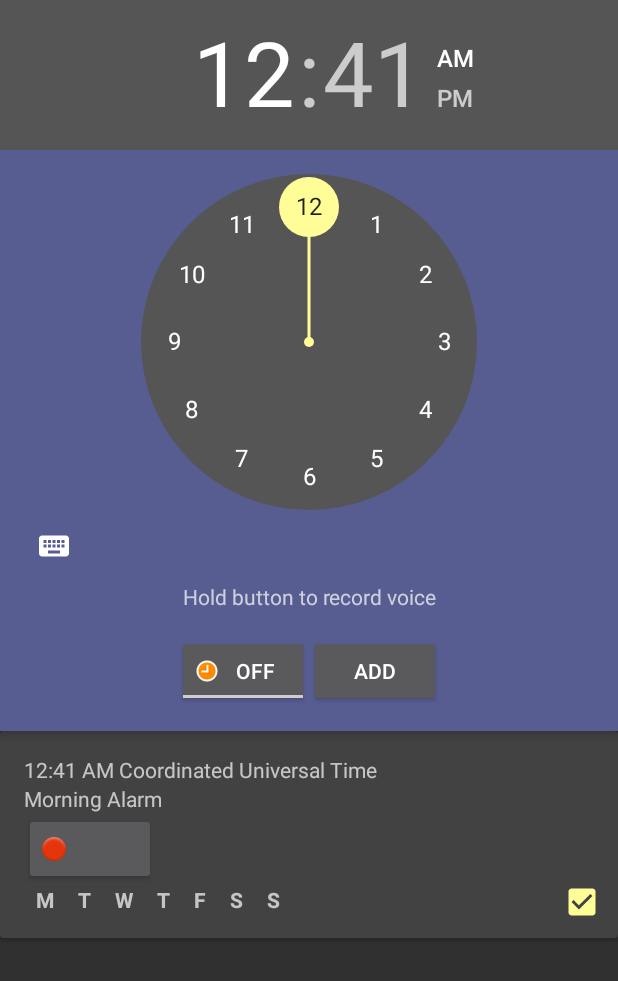
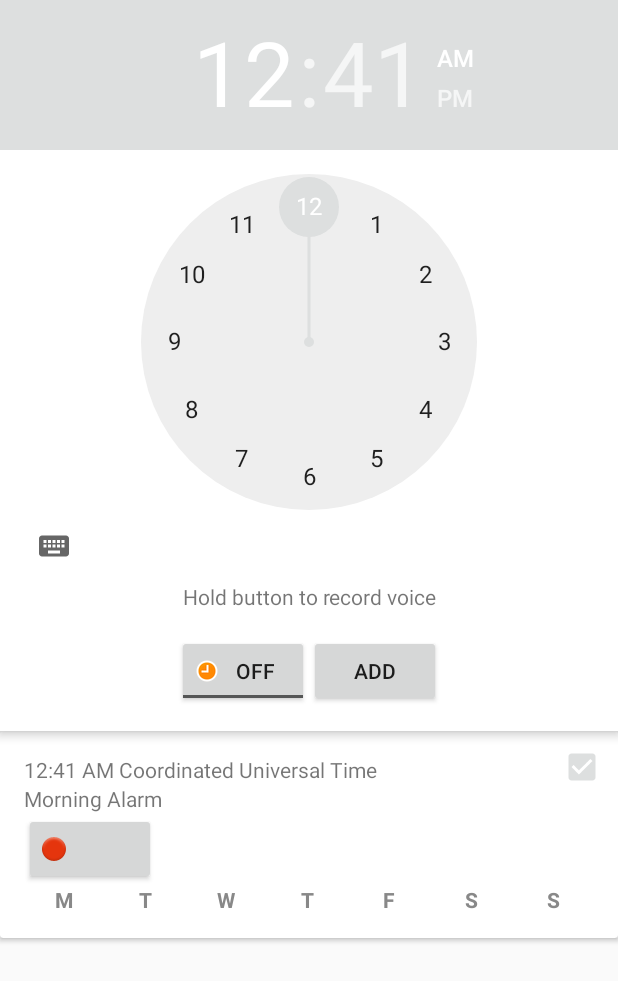
Before and after one commit to harirko/Wayky, an Android app: the screen it shows after launch (AlarmActivity), after a tap on "ADD", on a phone screen of 412 x 824 dp. Shown: the top 981 px of the screen. Run offline under Robolectric (Android 15) with nearby library versions, the phone set to English and light mode, and no system bars; our stand-ins replace ButterKnife.

Commit message:
Expanded DaysToggle widget size and changed theme

```diff
--- a/app/build.gradle
+++ b/app/build.gradle
@@ -34,6 +34,7 @@ dependencies {
     implementation "com.android.support:support-v4:$supportVersion"
     implementation "com.android.support:design:$supportVersion"
     implementation "com.android.support:cardview-v7:$supportVersion"
+    implementation 'com.google.code.gson:gson:2.8.5'
     implementation 'com.android.support.constraint:constraint-layout:1.1.2'
     implementation 'me.kaelaela:verticalviewpager:1.0.0@aar'
     implementation "com.jakewharton:butterknife:$butterknifeVersion"
--- a/app/src/main/java/com/auk/wakey/AlarmActivity.java
+++ b/app/src/main/java/com/auk/wakey/AlarmActivity.java
@@ -41,7 +41,7 @@ public class AlarmActivity
         Calendar calendar = Calendar.getInstance();
         calendar.set(Calendar.HOUR_OF_DAY, alarmTimer.getCurrentHour());
         calendar.set(Calendar.MINUTE, alarmTimer.getCurrentMinute());
-        if(gmtButton.isChecked()){
+        if (gmtButton.isChecked()) {
             calendar.setTimeZone(TimeZone.getTimeZone("GMT"));
         }
         return calendar;
@@ -63,7 +63,7 @@ public class AlarmActivity
         });
 
         recButton.setOnClickListener(view -> {
-            Alarm alarm = new Alarm(UUID.randomUUID().toString(), true, getCalendarFromTimerPicker(), 0, "", false);
+            Alarm alarm = new Alarm(UUID.randomUUID().toString(), true, getCalendarFromTimerPicker(), new boolean[7], "", false);
             alarms.add(alarm);
             alarmViewAdapter.notifyDataSetChanged();
             Toast.makeText(this, "Added alarm with specified time", Toast.LENGTH_LONG).show();
--- a/app/src/main/java/com/auk/wakey/adapter/AlarmViewAdapter.java
+++ b/app/src/main/java/com/auk/wakey/adapter/AlarmViewAdapter.java
@@ -8,7 +8,6 @@ import android.view.View;
 import android.view.ViewGroup;
 import android.widget.Button;
 import android.widget.CheckBox;
-import android.widget.CompoundButton;
 import android.widget.TextView;
 
 import com.auk.wakey.R;
@@ -44,13 +43,8 @@ public class AlarmViewAdapter extends RecyclerView.Adapter<AlarmViewAdapter.Alar
     public void onBindViewHolder(@NonNull AlarmViewHolder alarmViewHolder, int i) {
         Alarm alarm = alarms.get(i);
         alarmViewHolder.alarmIsOn.setChecked(alarm.getIsOn());
-        alarmViewHolder.itemView.setOnClickListener(view -> {
-            alarmViewHolder.alarmIsOn.setChecked(!alarm.getIsOn());
-        });
-        alarmViewHolder.alarmIsOn.setOnCheckedChangeListener((compoundButton, b) -> {
-            alarm.setIsOn(b);
-
-        });
+        alarmViewHolder.alarmIsOn.setOnCheckedChangeListener((compoundButton, b) -> alarm.setIsOn(b));
+        alarmViewHolder.alarmDaysToggle.setOnDaysChangedListener(alarm::setRepeats);
         //TODO get is24 from SharedPreferences
         String time = TimeFormatFactory.getFormat(alarm.getAlarmDate(), false);
         alarmViewHolder.alarmTimer.setText(time);
@@ -69,7 +63,6 @@ public class AlarmViewAdapter extends RecyclerView.Adapter<AlarmViewAdapter.Alar
 
     static class TimeFormatFactory {
         static String getFormat(Calendar calendar, boolean is24) {
-
             return SimpleDateFormat.getTimeInstance(DateFormat.SHORT).format(calendar.getTime()) + " " + calendar.getTimeZone().getDisplayName();
         }
     }
--- a/app/src/main/java/com/auk/wakey/model/Alarm.java
+++ b/app/src/main/java/com/auk/wakey/model/Alarm.java
@@ -6,7 +6,7 @@ public class Alarm {
 
     private String uid;
 
-    private int repeats;
+    private boolean[] repeats;
 
     private boolean isOn;
 
@@ -16,7 +16,7 @@ public class Alarm {
 
     private boolean avoidGovHolildays;
 
-    public Alarm(String uid, boolean isOn, Calendar alarmDate, int repeats, String ringtoneUrl, boolean avoidGovHolildays) {
+    public Alarm(String uid, boolean isOn, Calendar alarmDate, boolean[] repeats, String ringtoneUrl, boolean avoidGovHolildays) {
         this.alarmDate = alarmDate;
         this.ringtoneUrl = ringtoneUrl;
         this.avoidGovHolildays = avoidGovHolildays;
@@ -33,11 +33,11 @@ public class Alarm {
         this.uid = uid;
     }
 
-    public int getRepeats() {
+    public boolean[] getRepeats() {
         return this.repeats;
     }
 
-    public void setRepeats(Integer repeats) {
+    public void setRepeats(boolean[] repeats) {
         this.repeats = repeats;
     }
 
--- a/app/src/main/java/com/auk/wakey/view/DaysToggle.java
+++ b/app/src/main/java/com/auk/wakey/view/DaysToggle.java
@@ -2,19 +2,18 @@ package com.auk.wakey.view;
 
 import android.content.Context;
 import android.graphics.Color;
+import android.graphics.Paint;
 import android.graphics.Typeface;
 import android.support.annotation.Nullable;
 import android.util.AttributeSet;
-import android.util.DisplayMetrics;
-import android.util.TypedValue;
 import android.view.Gravity;
-import android.view.ViewGroup;
 import android.widget.LinearLayout;
 import android.widget.TextView;
 
 public class DaysToggle extends LinearLayout {
     private final static char[] days = {'M', 'T', 'W', 'T', 'F', 'S', 'S'};
-    private final static boolean[] daysToggle = new boolean[7];
+    private final boolean[] daysToggle = new boolean[7];
+    OnDaysChangedListener onDaysChangedListener;
 
     public DaysToggle(Context context) {
         super(context);
@@ -36,6 +35,25 @@ public class DaysToggle extends LinearLayout {
         init();
     }
 
+    public void setOnDaysChangedListener(OnDaysChangedListener onDaysChangedListener) {
+        this.onDaysChangedListener = onDaysChangedListener;
+    }
+
+    private void checker(TextView textView, boolean b) {
+
+        if (b) {
+            textView.setTextColor(Color.WHITE);
+            textView.setPaintFlags(textView.getPaintFlags() | Paint.UNDERLINE_TEXT_FLAG);
+        } else {
+            textView.setTextColor(Color.GRAY);
+            textView.setPaintFlags(Paint.ANTI_ALIAS_FLAG);
+        }
+    }
+
+    public boolean[] getRepeats() {
+        return daysToggle;
+    }
+
     private TextView createTextView(final int dayNum) {
         LinearLayout.LayoutParams layoutParams = new LinearLayout.LayoutParams(0, LayoutParams.WRAP_CONTENT);
         layoutParams.weight = 1;
@@ -48,12 +66,12 @@ public class DaysToggle extends LinearLayout {
         //add disabled color here
         textView.setTypeface(textView.getTypeface(), Typeface.BOLD);
         textView.setLayoutParams(layoutParams);
+        checker(textView, daysToggle[dayNum]);
         textView.setOnClickListener(view -> {
             daysToggle[dayNum] = !daysToggle[dayNum];
-            if (daysToggle[dayNum]) {
-                textView.setTextColor(Color.GRAY);
-            } else {
-                textView.setTextColor(Color.WHITE);
+            checker(textView, daysToggle[dayNum]);
+            if (onDaysChangedListener != null) {
+                onDaysChangedListener.onDaysChanged(daysToggle);
             }
         });
         return textView;
@@ -67,4 +85,8 @@ public class DaysToggle extends LinearLayout {
             addView(textView);
         }
     }
+
+    public interface OnDaysChangedListener {
+        void onDaysChanged(boolean[] days);
+    }
 }
--- a/app/src/main/res/layout/alarm_item.xml
+++ b/app/src/main/res/layout/alarm_item.xml
@@ -31,7 +31,7 @@
 
         <com.auk.wakey.view.DaysToggle
             android:id="@+id/alarmDaysToggle"
-            android:layout_width="wrap_content"
+            android:layout_width="match_parent"
             android:layout_height="wrap_content" />
     </LinearLayout>
 
@@ -39,6 +39,6 @@
         android:id="@+id/alarmIsOn"
         android:layout_width="wrap_content"
         android:layout_height="wrap_content"
-        android:layout_gravity="bottom|end"
+        android:layout_gravity="top|end"
         android:layout_margin="8dp" />
 </android.support.v7.widget.CardView>
--- a/app/src/main/res/values/colors.xml
+++ b/app/src/main/res/values/colors.xml
@@ -1,6 +1,6 @@
 <?xml version="1.0" encoding="utf-8"?>
 <resources>
-    <color name="colorPrimary">#575D90</color>
-    <color name="colorPrimaryDark">#595F72</color>
-    <color name="colorAccent">#FFFD98</color>
+    <color name="colorPrimary">#fff</color>
+    <color name="colorPrimaryDark">#DDDFDF</color>
+    <color name="colorAccent">#DDDFDF</color>
 </resources>
--- a/app/src/main/res/values/styles.xml
+++ b/app/src/main/res/values/styles.xml
@@ -1,7 +1,7 @@
 <resources>
 
     <!-- Base application theme. -->
-    <style name="AppTheme" parent="Theme.AppCompat.NoActionBar">
+    <style name="AppTheme" parent="Theme.AppCompat.Light.NoActionBar">
         <!-- Customize your theme here. -->
         <item name="colorPrimary">@color/colorPrimary</item>
         <item name="colorPrimaryDark">@color/colorPrimaryDark</item>
```
